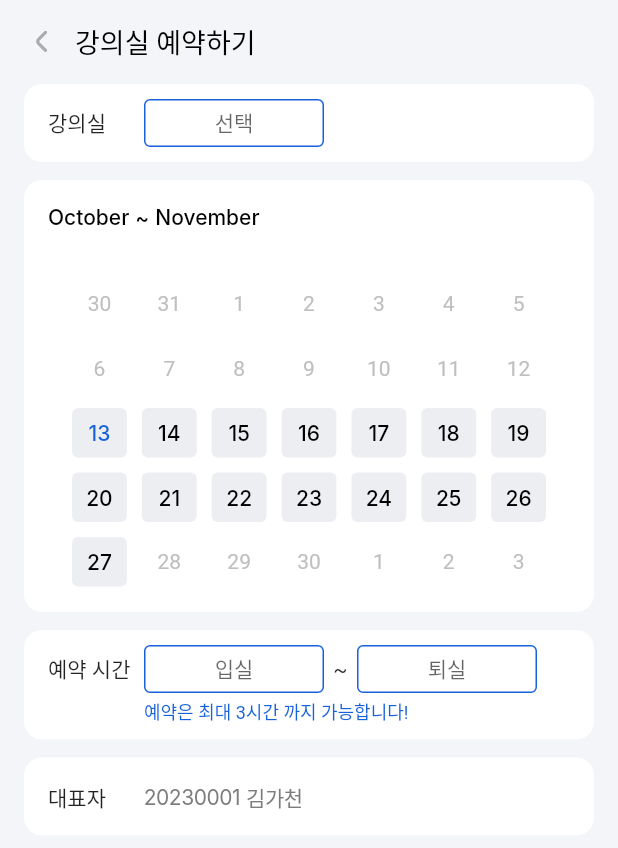
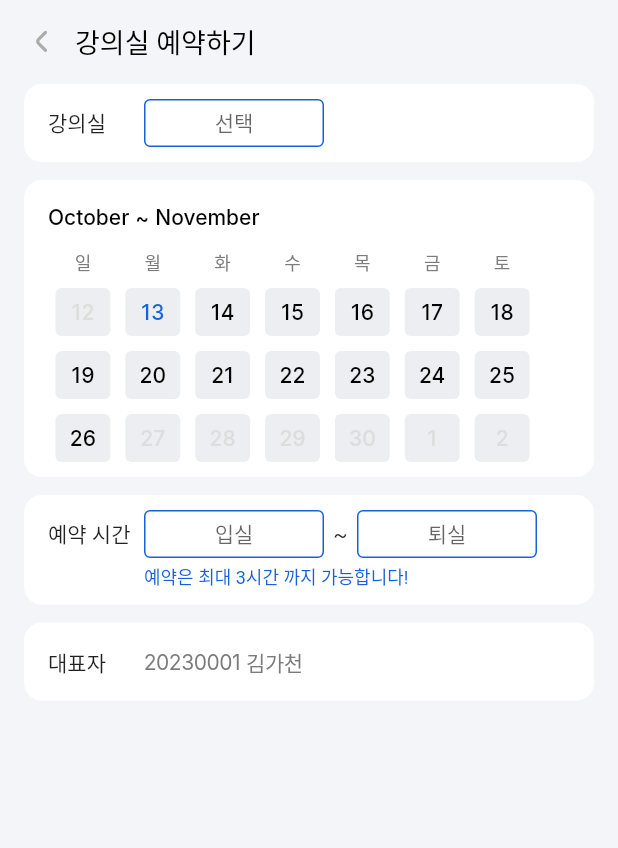
Before and after one commit to AIIA-GCU/meta-gachon-app, a Flutter app: the screen it shows after launch, on a phone screen of 412 x 824 dp. Shown: the top 848 px of the screen. Run offline on Flutter 3.47's test engine with Material 2 defaults, Android fonts, the phone set to English and light mode, and no system bars; drawn by our look-alikes of dropdown_button2, table_calendar; Roboto replaces fonts that are missing (Inter, Ko, Noto Sans KR).

Commit message:
[feat] Calender.dart 추가 & table_calender 패키지 삭제

```diff
--- a/lib/config/variable.dart
+++ b/lib/config/variable.dart
@@ -56,7 +56,8 @@ class EN {
   static const TextStyle title2 = TextStyle(fontSize: 22, fontWeight: FontWeight.w400, fontFamily: 'En');
   static const TextStyle subtitle1 = TextStyle(fontSize: 18, fontWeight: FontWeight.w400, fontFamily: 'En');
   static const TextStyle subtitle2 = TextStyle(fontSize: 16, fontWeight: FontWeight.w400, fontFamily: 'En');
-  static const TextStyle parag1 = TextStyle(fontSize: 14, fontWeight: FontWeight.w400, fontFamily: 'En');
+  static const TextStyle parag1 = TextStyle(fontSize: 14, fontWeight: FontWeight.w500, fontFamily: 'En');
+  static const TextStyle parag2 = TextStyle(fontSize: 14, fontWeight: FontWeight.w400, fontFamily: 'En');
   static const TextStyle label1 = TextStyle(fontSize: 12, fontWeight: FontWeight.w400, fontFamily: 'En');
   static const TextStyle label2 = TextStyle(fontSize: 11, fontWeight: FontWeight.w400, fontFamily: 'En');
 }
--- a/lib/page/reservation.dart
+++ b/lib/page/reservation.dart
@@ -1,11 +1,9 @@
 ///추호성이꺼
-
-import 'dart:ffi';
 
 import 'package:flutter/material.dart';
 import 'package:mata_gachon/config/variable.dart';
+import 'package:mata_gachon/widget/calender.dart';
 
-import 'package:table_calendar/table_calendar.dart';
 import 'package:dropdown_button2/dropdown_button2.dart';
 
 class Reservation extends StatefulWidget {
@@ -16,11 +14,6 @@ class Reservation extends StatefulWidget {
 }
 
 class _ReservationState extends State<Reservation> {
-
-  ///캘린더 초기설정
-  CalendarFormat _calendarFormat = CalendarFormat.month;
-  DateTime _focusedDay = DateTime.now();
-  DateTime? _selectedDay;
 
   ///강의실 드롭다운메뉴 아이템들(선택지들)
   final List<String> rooms = [
@@ -42,8 +35,6 @@ class _ReservationState extends State<Reservation> {
   String? selectedRoom;
   String? selectedEnter;
   String? selectedExit;
-
-
 
   @override
   Widget build(BuildContext context) {
@@ -113,146 +104,21 @@ class _ReservationState extends State<Reservation> {
 
             ///캘린더
             Container(
-              height: 288,
+              height: 198,
               width: double.infinity,
-              margin: EdgeInsets.only(
-                top: 0, // 위쪽 마진
-                bottom: 12, // 아래쪽 마진
-                left: 16, // 왼쪽 마진
-                right: 16, // 오른쪽 마진
-              ),
-              padding: EdgeInsets.only(
-                top: 0, // 위쪽
-                bottom: 0, // 아래쪽
-                left: 0, // 왼쪽
-                right: 0,
-              ),
+              margin: EdgeInsets.fromLTRB(16, 0, 16, 12),
               decoration: BoxDecoration(
                 color: Colors.white,
                 borderRadius: BorderRadius.circular(12),
               ),
-              child: SingleChildScrollView(
-                child: Stack(
+              child: Column(
+                crossAxisAlignment: CrossAxisAlignment.start,
                 children: [
-                    Positioned(
-                      left: 0,
-                      top: 56,
-                      child: Container(
-                        height: 116,
-                      ),
-                    ),
-
-                    ///달력 드가자
-                    Column(
-                      children: [
-                        SizedBox(height: 61,),
-                        Center(
-                          child: SizedBox(
-                            width: 326,
-                            height: 300,
-                            child: TableCalendar(
-                              firstDay: DateTime.now(),
-                              lastDay: DateTime.now().add(Duration(days: 14)),
-                              focusedDay: DateTime.now(),
-                              headerVisible: false,
-                              daysOfWeekVisible: false,
-
-                              startingDayOfWeek: StartingDayOfWeek.monday,
-                              weekendDays: [DateTime.sunday,6],
-                              calendarBuilders: CalendarBuilders(
-
-                              ),
-                              rowHeight: 43,
-                              /*rangeStartDay: ,
-                              rangeEndDay: ,*/
-                              calendarStyle: CalendarStyle(
-
-
-                                cellMargin: EdgeInsets.all(5),
-                                cellPadding: EdgeInsets.all(0),
-                                // tableBorder: TableBorder(borderRadius: BorderRadius(5)),
-                                ///기본 day 스타일
-                                rowDecoration: BoxDecoration(
-                                  // border: Border.all(color: Colors.black, width: 1, style: BorderStyle.solid),
-                                ),
-                                defaultDecoration: BoxDecoration(
-                                  // border: Border.all(color: Colors.black, width: 1, style: BorderStyle.solid),
-                                  borderRadius: BorderRadius.circular(4),
-                                  color: Color(0xFFEDEEF1)
-                                ),
-                                defaultTextStyle: TextStyle(
-                                  color: Colors.black,
-                                  fontSize: 14,
-                                  fontFamily: 'Inter',
-                                  fontWeight: FontWeight.w500,
-                                  height: 0,
-                                ),
-                                ///day 선택시
-                                selectedDecoration: BoxDecoration(
-                                  color: Color(0xFF1662DA),
-                                  borderRadius: BorderRadius.circular(4),
-                                ),
-                                selectedTextStyle: TextStyle(
-                                  color: Colors.white,
-                                  fontSize: 14,
-                                  fontFamily: 'Inter',
-                                  fontWeight: FontWeight.w500,
-                                  height: 0,
-                                ),
-                                ///today
-                                todayDecoration: BoxDecoration(
-                                  color: Color(0xFFEDEEF1),
-                                  borderRadius: BorderRadius.circular(4),
-                                ),
-                                todayTextStyle: TextStyle(
-                                  color: Color(0xFF1662DA),
-                                  fontSize: 14,
-                                  fontFamily: 'Inter',
-                                  fontWeight: FontWeight.w500,
-                                  height: 0,
-                                ),
-                                ///주말 day
-                                weekendDecoration:  BoxDecoration(
-                                  // border: Border.all(color: Colors.black, width: 1, style: BorderStyle.solid),
-                                    borderRadius: BorderRadius.circular(4),
-                                    color: Color(0xFFEDEEF1)
-                                ),
-                                weekendTextStyle: TextStyle(
-                                  color: Colors.black,
-                                  fontSize: 14,
-                                  fontFamily: 'Inter',
-                                  fontWeight: FontWeight.w500,
-                                  height: 0,
-                                ),
-
-                              ),
-
-
-                              ///events
-                              selectedDayPredicate: (day) {
-                                return isSameDay(_selectedDay, day);
-                              },
-                              onDaySelected: (selectedDay, focusedDay) {
-                                setState(() {
-                                  _selectedDay = selectedDay;
-                                  _focusedDay = focusedDay; // update `_focusedDay` here as well
-                                });
-                              },
-                            ),
-
-
-                          ),
-                        ),
-                      ],
-                    ),
-                    Positioned(
-                      left: 16,
-                      top: 16,
-                      child: Container(
+                  // 월
+                  Padding(
+                    padding: EdgeInsets.fromLTRB(16, 16, 16, 0),
                     child: Row(
                       mainAxisSize: MainAxisSize.min,
-                          mainAxisAlignment: MainAxisAlignment.start,
-                          crossAxisAlignment: CrossAxisAlignment.start,
                       children: [
                         Text(
                           'October',
@@ -290,11 +156,35 @@ class _ReservationState extends State<Reservation> {
                           ),
                         ),
                       ],
+                    )
+                  ),
+                  // 달력
+                  Container(
+                    width: 358,
+                    height: 166,
+                    padding: EdgeInsets.fromLTRB(16, 10, 16, 16),
+                    child: CustomCalender(
+                      first: DateTime.now(),
+                      last:  DateTime.now().add(Duration(days: 13)),
+                      rowHeight: 32,
+                      cellStyle: CellStyle(
+                        fieldTextStyle: EN.label1.copyWith(color: MGcolor.base3),
+                        normalDateTextStyle: EN.parag1.copyWith(color: MGcolor.base1),
+                        normalDateBoxDecoration: BoxDecoration(
+                            color: MGcolor.base6, borderRadius: BorderRadius.circular(4)),
+                        selectedDateTextStyle: EN.parag1.copyWith(color: Colors.white),
+                        selelctedDateBoxDecoration: BoxDecoration(
+                            color: MGcolor.btn_active, borderRadius: BorderRadius.circular(4)),
+                        todayTextStyle: EN.parag1.copyWith(color: MGcolor.btn_active),
+                        todayBoxDecoration: BoxDecoration(
+                            color: MGcolor.base6, borderRadius: BorderRadius.circular(4)),
+                        rangeOutDateTextStyle: EN.parag1.copyWith(color: MGcolor.base5),
+                        rangeOutDateBoxDecoration: BoxDecoration(
+                            color: MGcolor.base6, borderRadius: BorderRadius.circular(4)),
                       ),
                     ),
-                    ),
+                  )
                 ],
-                ),
               ),
             ),
 
--- /dev/null
+++ b/lib/widget/calender.dart
@@ -0,0 +1,207 @@
+///
+/// 메타가천용 캘린더
+/// -
+///
+
+// import 'dart:js_interop';
+
+import 'package:flutter/material.dart';
+
+class CustomCalender extends StatefulWidget {
+  const CustomCalender({
+    super.key,
+    required this.first,
+    required this.last,
+    required this.rowHeight,
+    required this.cellStyle
+  }) ;
+
+  final DateTime first;
+  final DateTime last;
+  final double rowHeight;
+  final CellStyle cellStyle;
+
+  @override
+  State<CustomCalender> createState() => _CustomCalenderState();
+}
+class _CustomCalenderState extends State<CustomCalender> {
+
+  late DateTime rangeFirst;
+  late DateTime rangeLast;
+
+  DateTime? selected;
+  void toSelect(DateTime day) {
+    if (day != selected && cmp(day))
+      setState(() => selected = day);
+  }
+
+  bool isSameDate(DateTime a, DateTime b) {
+    if (a.month == b.month && a.day == b.day)
+      return true;
+    else return false;
+  }
+
+  bool cmp(DateTime d) {
+    if (d.month >= widget.first.month && d.day >= widget.first.day
+        && d.month <= widget.last.month && d.day <= widget.last.day)
+      return true;
+    else return false;
+  }
+
+  @override
+  void initState() {
+    super.initState();
+    rangeFirst = widget.first;
+    rangeLast = widget.last;
+
+    while (rangeFirst.weekday != DateTime.sunday)
+      rangeFirst = rangeFirst.subtract(Duration(days: 1));
+    while (rangeLast.weekday != DateTime.saturday)
+      rangeLast = rangeLast.add(Duration(days: 1));
+
+    print(widget.first);
+    print(widget.last);
+    print(rangeFirst);
+    print(rangeLast);
+  }
+
+  @override
+  Widget build(BuildContext context) {
+    return LayoutBuilder(builder: (context, constrains) =>
+        SizedBox(
+          width: constrains.maxWidth,
+          height: constrains.maxHeight,
+          child: Table(
+            children: <TableRow>[
+              TableRow(
+                children: ['일', '월', '화', '수', '목', '금', '토']
+                    .map((e) => Padding(
+                      padding: EdgeInsets.symmetric(vertical: 3),
+                      child: Text(e, style: widget.cellStyle.fieldTextStyle, textAlign: TextAlign.center)
+                    ))
+                    .toList()
+              ),
+              TableRow(
+                children: List.generate(7, (index) {
+                  late TextStyle textStyle;
+                  late BoxDecoration boxDecoration;
+                  DateTime day = rangeFirst.add(Duration(days: index));
+
+                  if (selected != null && isSameDate(selected!, day)) {
+                    textStyle = widget.cellStyle.selectedDateTextStyle;
+                    boxDecoration = widget.cellStyle.selelctedDateBoxDecoration;
+                  }
+                  else if (isSameDate(widget.first, day)) {
+                    textStyle = widget.cellStyle.todayTextStyle;
+                    boxDecoration = widget.cellStyle.todayBoxDecoration;
+                  }
+                  else if (day.isBefore(widget.first)) {
+                    textStyle = widget.cellStyle.rangeOutDateTextStyle;
+                    boxDecoration = widget.cellStyle.rangeOutDateBoxDecoration;
+                  }
+                  else {
+                    textStyle = widget.cellStyle.normalDateTextStyle;
+                    boxDecoration = widget.cellStyle.normalDateBoxDecoration;
+                  }
+
+                  return GestureDetector(
+                    onTap: () => toSelect(day),
+                    child: Container(
+                      height: widget.rowHeight,
+                      alignment: Alignment.center,
+                      margin: EdgeInsets.all(5),
+                      decoration: boxDecoration,
+                      child: Text(day.day.toString(), style: textStyle),
+                    ),
+                  );
+                }).toList()
+              ),
+              TableRow(
+                children: List.generate(7, (index) {
+                  late TextStyle textStyle;
+                  late BoxDecoration boxDecoration;
+                  DateTime day = rangeFirst.add(Duration(days: 7+index));
+
+                  if (selected != null && selected!.day == day.day) {
+                    textStyle = widget.cellStyle.selectedDateTextStyle;
+                    boxDecoration = widget.cellStyle.selelctedDateBoxDecoration;
+                  }
+                  else {
+                    textStyle = widget.cellStyle.normalDateTextStyle;
+                    boxDecoration = widget.cellStyle.normalDateBoxDecoration;
+                  }
+
+                  return GestureDetector(
+                    onTap: () => toSelect(day),
+                    child: Container(
+                      height: widget.rowHeight,
+                      alignment: Alignment.center,
+                      margin: EdgeInsets.all(5),
+                      decoration: boxDecoration,
+                      child: Text(day.day.toString(), style: textStyle),
+                    ),
+                  );
+                }).toList()
+              ),
+              if (rangeLast.day - rangeFirst.day != 13)
+                TableRow(
+                  children: List.generate(7, (index) {
+                    late TextStyle textStyle;
+                    late BoxDecoration boxDecoration;
+                    DateTime day = rangeFirst.add(Duration(days: 14+index));
+
+                    if (selected != null && selected! == day) {
+                      textStyle = widget.cellStyle.selectedDateTextStyle;
+                      boxDecoration = widget.cellStyle.selelctedDateBoxDecoration;
+                    }
+                    else if (day.isAfter(widget.last)) {
+                      textStyle = widget.cellStyle.rangeOutDateTextStyle;
+                      boxDecoration = widget.cellStyle.rangeOutDateBoxDecoration;
+                    }
+                    else {
+                      textStyle = widget.cellStyle.normalDateTextStyle;
+                      boxDecoration = widget.cellStyle.normalDateBoxDecoration;
+                    }
+
+                    return GestureDetector(
+                      onTap: () => toSelect(day),
+                      child: Container(
+                        height: widget.rowHeight,
+                        alignment: Alignment.center,
+                        margin: EdgeInsets.all(5),
+                        decoration: boxDecoration,
+                        child: Text(day.day.toString(), style: textStyle),
+                      ),
+                    );
+                  }).toList()
+                ),
+            ],
+          )
+        )
+    );
+  }
+}
+
+class CellStyle {
+  final TextStyle fieldTextStyle;
+  final TextStyle todayTextStyle;
+  final TextStyle normalDateTextStyle;
+  final TextStyle selectedDateTextStyle;
+  final TextStyle rangeOutDateTextStyle;
+  final BoxDecoration todayBoxDecoration;
+  final BoxDecoration normalDateBoxDecoration;
+  final BoxDecoration selelctedDateBoxDecoration;
+  final BoxDecoration rangeOutDateBoxDecoration;
+
+  CellStyle({
+    required this.fieldTextStyle,
+    required this.todayTextStyle,
+    required this.normalDateTextStyle,
+    required this.selectedDateTextStyle,
+    required this.rangeOutDateTextStyle,
+    required this.todayBoxDecoration,
+    required this.normalDateBoxDecoration,
+    required this.selelctedDateBoxDecoration,
+    required this.rangeOutDateBoxDecoration
+  });
+}
--- a/pubspec.yaml
+++ b/pubspec.yaml
@@ -30,7 +30,6 @@ environment:
 dependencies:
   flutter:
     sdk: flutter
-  table_calendar: ^3.0.9
   dropdown_button2: ^2.3.9
 
   # The following adds the Cupertino Icons font to your application.
```
Lines whose indentation alone changed are shown as unchanged.
